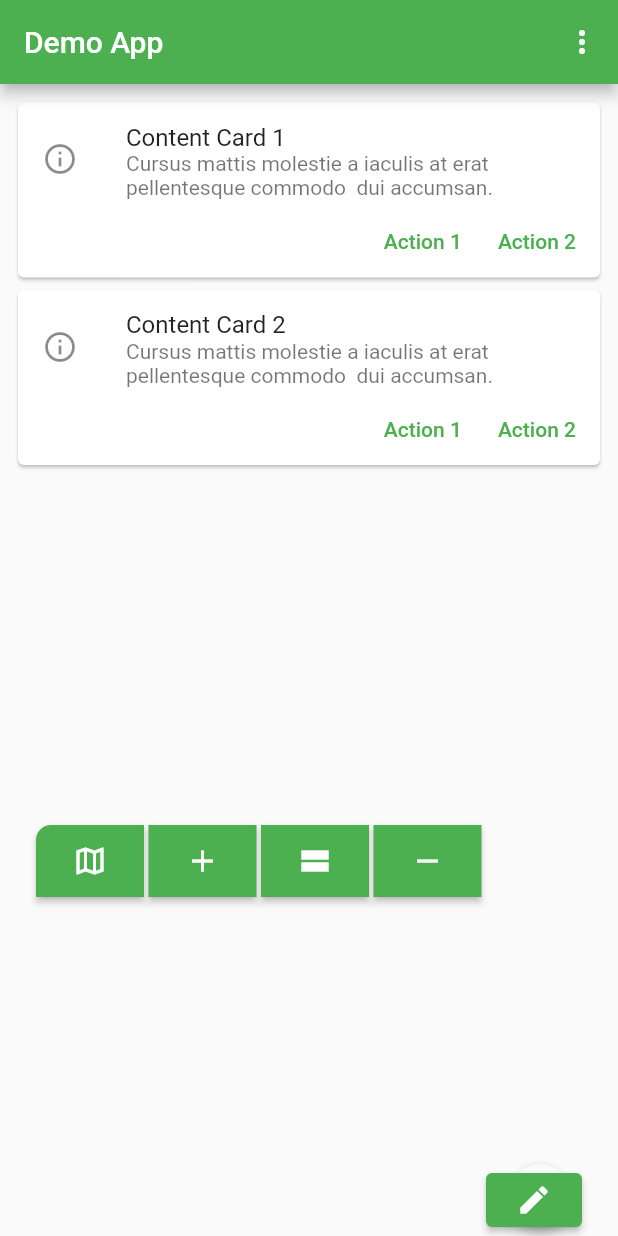
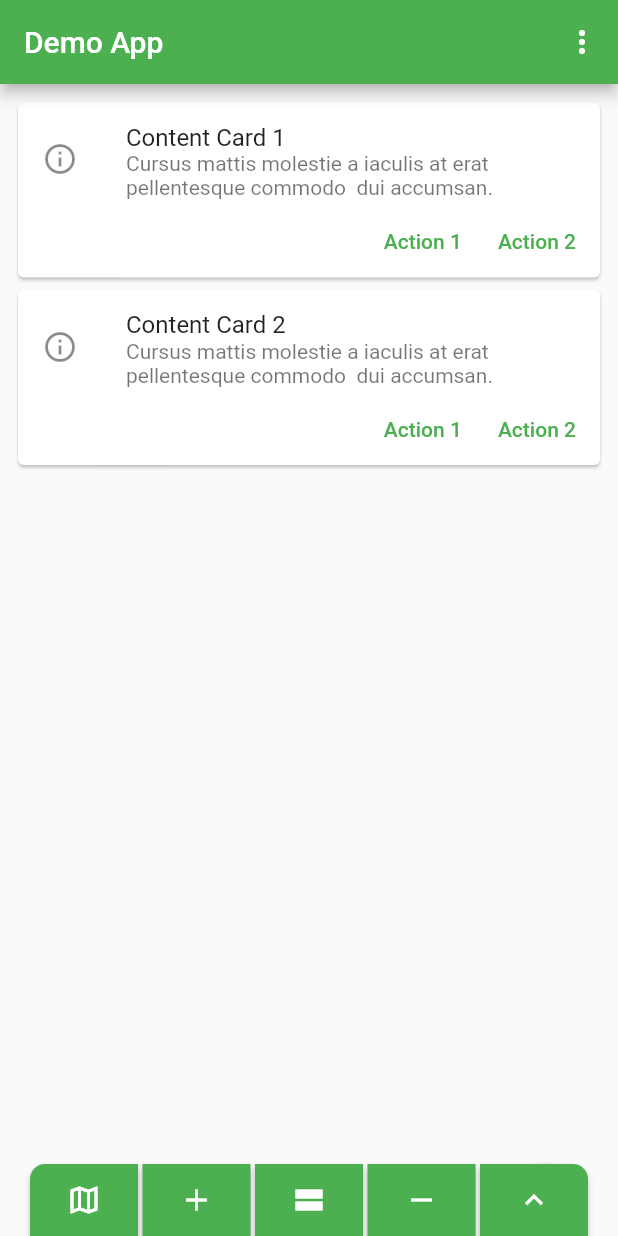
Before and after one commit to underwhelmingToaster/button_navigation_bar, a Flutter app: the screen it shows after launch, on a phone screen of 412 x 824 dp. Run offline on Flutter 3.47's test engine with Material 2 defaults, Android fonts, the light colour scheme and no system bars.

Commit message:
refactoring with the creation of builder.dart to enable implementation of animations

```diff
--- a/example/lib/main.dart
+++ b/example/lib/main.dart
@@ -86,8 +86,7 @@
                   }
                 });
               }),
-          ButtonNavigationItem.expandable(
-              children: [
+          ButtonNavigationItem.expandable(icon: Icons.expand_less, children: [
             ButtonNavigationExpandable(
                 label: "lol",
                 onPressed: () {
@@ -95,8 +94,7 @@
                       context,
                       MaterialPageRoute(
                           builder: (BuildContext context) => SubPageTwo()));
-                    }
-                ),
+                }),
             ButtonNavigationExpandable(
                 label: "lol 2",
                 onPressed: () {
@@ -104,10 +102,8 @@
                       context,
                       MaterialPageRoute(
                           builder: (BuildContext context) => SubPageTwo()));
-                    }
-                )
-              ]
-          )
+                })
+          ])
         ],
       ),
     );
--- a/lib/button_navigation_bar.dart
+++ b/lib/button_navigation_bar.dart
@@ -1,6 +1,7 @@
 library button_navigation_bar;
 
-import 'package:button_navigation_bar/src/animationController.dart';
+import 'package:button_navigation_bar/src/animation_controller.dart';
+import 'package:button_navigation_bar/src/builder.dart';
 import 'package:flutter/cupertino.dart';
 import 'package:flutter/material.dart';
 
@@ -37,79 +38,12 @@
 }
 
 class _ButtonNavigationBarState extends State<ButtonNavigationBar> {
-  /// Builds the content inside of the button, depending on if [icon] and [label] have been supplied.
-  Widget childBuilder(Icon? icon, String? label) {
-    if (icon != null && label != null) {
-      return Row(
-        mainAxisAlignment: MainAxisAlignment.center,
-        children: [icon, Text(label)],
-      );
-    } else if (icon != null) {
-      return icon;
-    } else if (label != null) {
-      return Text(label);
-    } else {
-      return SizedBox.shrink();
-    }
-  }
-
-  /// Gives the outer left- and right buttons the edges, which have been set using [ButtonNavigationBar.borderRadius]
-  BorderRadius borderBuilder(int position) {
-    if (position == 0) {
-      return BorderRadius.only(
-          bottomLeft: widget.borderRadius.bottomLeft,
-          topLeft: widget.borderRadius.topLeft);
-    } else if (position == widget.children.length - 1) {
-      return BorderRadius.only(
-          bottomRight: widget.borderRadius.bottomRight,
-          topRight: widget.borderRadius.topRight);
-    } else {
-      return BorderRadius.zero;
-    }
-  }
-
-  /// Checks if [item] is a expandable button and returns a [SizedBox].
-  /// SizedBox contains a [ElevatedButton] when [item] doesn't have any children.
-  /// SizedBox contains a [ExpandableRowChildButton] when [item] has children.
-  SizedBox rowChild(ButtonNavigationItem item, int position) {
-    VoidCallback? onPressed;
-    if (item.children != null) {
-      /// When the item has children, it is a expandable button ([ButtonNavigationItem.expandable]).
-      return SizedBox(
-        child: ExpandableRowChildButton(
-          distance: 100.0,
-          children: [
-            Text("lol"),
-            Text("lol"),
-          ],
-        ),
-      );
-    } else {
-      return buildRowChildButton(item, position);
-    }
-  }
-
-  SizedBox buildRowChildButton(ButtonNavigationItem item, int position) {
-    return SizedBox(
-      child: ElevatedButton(
-        onPressed: item.onPressed,
-        child: childBuilder(Icon(item.icon), item.label),
-        style: ElevatedButton.styleFrom(
-          primary: item.color,
-          shape:
-              new RoundedRectangleBorder(borderRadius: borderBuilder(position)),
-        ),
-      ),
-      height: item.height,
-      width: item.width,
-    );
-  }
-
-  /// Adds the [rowChild] in one row to be passed to the row widget in [build]
+  /// Adds the [rowChildBuilder] in one row to be passed to the row widget in [build]
   List<Widget> rowChildren(List<ButtonNavigationItem> children) {
     List<Widget> rowChildren = new List.empty(growable: true);
     for (int i = 0; i < children.length; i++) {
-      rowChildren.add(rowChild(children[i], i));
+      rowChildren.add(NavBarBuilder().rowChildBuilder(
+          children[i], i, children.length, widget.borderRadius));
       if (i != children.length - 1) {
         rowChildren.add(Padding(
             padding:
@@ -125,7 +59,7 @@
       padding: widget.padding,
       child: Row(
         mainAxisAlignment: MainAxisAlignment.center,
-        crossAxisAlignment: CrossAxisAlignment.center,
+        crossAxisAlignment: CrossAxisAlignment.end,
         children: rowChildren(widget.children),
       ),
     );
--- a/lib/src/animationController.dart
+++ b/lib/src/animation_controller.dart
@@ -1,3 +1,5 @@
+import 'package:button_navigation_bar/button_navigation_bar.dart';
+import 'package:button_navigation_bar/src/builder.dart';
 import 'package:flutter/cupertino.dart';
 import 'dart:math' as math;
 import 'package:flutter/material.dart';
@@ -9,11 +11,19 @@
     this.initialOpen,
     required this.distance,
     required this.children,
+    required this.position,
+    required this.navBarLength,
+    required this.borderRadius,
+    required this.item,
   }) : super(key: key);
 
   final bool? initialOpen;
   final double distance;
-  final List<Widget> children;
+  final List<ButtonNavigationExpandable> children;
+  final int position;
+  final int navBarLength;
+  final BorderRadius borderRadius;
+  final ButtonNavigationItem item;
 
   @override
   _ExpandableRowChildButtonState createState() =>
@@ -62,14 +72,15 @@
   @override
   Widget build(BuildContext context) {
     return SizedBox(
-      height: 500,
+      height: 300, // TODO Remove once done?
       child: Stack(
         alignment: Alignment.bottomRight,
         clipBehavior: Clip.none,
         children: [
           _buildTapToCloseFab(),
           ..._buildExpandingActionButtons(),
-          _buildTapToOpenFab(),
+          _buildTapToOpenFab(widget.item, widget.position, widget.navBarLength,
+              widget.borderRadius),
         ],
       ),
     );
@@ -99,6 +110,7 @@
     );
   }
 
+  /// Builds the Buttons that are displayed when the [ButtonNavigationItem.expandable] gets clicked.
   List<Widget> _buildExpandingActionButtons() {
     final children = <Widget>[];
     final count = widget.children.length;
@@ -111,14 +123,25 @@
           directionInDegrees: angleInDegrees,
           maxDistance: widget.distance,
           progress: _expandAnimation,
-          child: widget.children[i],
+          child: NavBarBuilder()
+              .childBuilder(widget.children[i].icon, widget.children[i].label),
         ),
       );
     }
     return children;
   }
 
-  Widget _buildTapToOpenFab() {
+  /// Builds the expandable button.
+  ///  Note that this same button doesn't close the expandable again. For this purpose, the [_buildTapToCloseFab] button is used.
+  Widget _buildTapToOpenFab(ButtonNavigationItem item, int position,
+      int navBarLength, BorderRadius borderRadius) {
+    ButtonNavigationItem expandableItem = ButtonNavigationItem(
+        onPressed: _toggle,
+        icon: item.icon,
+        label: item.label,
+        color: item.color,
+        height: item.height,
+        width: item.width);
     return IgnorePointer(
       ignoring: _open,
       child: AnimatedContainer(
@@ -134,10 +157,8 @@
           opacity: _open ? 0.0 : 1.0,
           curve: const Interval(0.25, 1.0, curve: Curves.easeInOut),
           duration: const Duration(milliseconds: 250),
-          child: ElevatedButton(
-            onPressed: _toggle,
-            child: const Icon(Icons.create),
-          ),
+          child: NavBarBuilder().buildRowChildButton(
+              expandableItem, position, navBarLength, borderRadius),
         ),
       ),
     );
--- /dev/null
+++ b/lib/src/builder.dart
@@ -0,0 +1,91 @@
+import 'package:flutter/cupertino.dart';
+import 'package:flutter/material.dart';
+import '../button_navigation_bar.dart';
+import 'animation_controller.dart';
+
+/// Class containing multiple builder functions, so both
+class NavBarBuilder {
+  /// Checks if [item] is a expandable button and returns a [SizedBox].
+  /// SizedBox contains a [ElevatedButton] when [item] doesn't have any children.
+  /// SizedBox contains a [ExpandableRowChildButton] when [item] has children.
+  SizedBox rowChildBuilder(ButtonNavigationItem item, int navBarLength,
+      int position, BorderRadius borderRadius) {
+    if (item.children != null) {
+      /// When the item has children, it is a expandable button ([ButtonNavigationItem.expandable]).
+      return buildExpandableRowChildButton(
+          item, position, navBarLength, borderRadius);
+    } else {
+      return buildRowChildButton(item, position, navBarLength, borderRadius);
+    }
+  }
+
+  /// Builds a [SizedBox] containing an [ElevatedButton] from a [ButtonNavigationItem]
+  SizedBox buildRowChildButton(ButtonNavigationItem item, int navBarLength,
+      int position, BorderRadius borderRadius) {
+    return SizedBox(
+      child: ElevatedButton(
+        onPressed: item.onPressed,
+        child: childBuilder(item.icon, item.label),
+        style: ElevatedButton.styleFrom(
+          primary: item.color,
+          shape: new RoundedRectangleBorder(
+              borderRadius:
+                  borderBuilder(position, navBarLength, borderRadius)),
+        ),
+      ),
+      height: item.height,
+      width: item.width,
+    );
+  }
+
+  /// Builds a SizedBox containing the children of [ButtonNavigationItem]. The [ButtonNavigationItem] gets converted to a [ExpandableRowChildButton]
+  SizedBox buildExpandableRowChildButton(ButtonNavigationItem item,
+      int position, int navBarLength, BorderRadius borderRadius) {
+    return SizedBox(
+      child: ExpandableRowChildButton(
+        distance: 100.0,
+        children: item.children!,
+        borderRadius: borderRadius,
+        navBarLength: navBarLength,
+        position: position,
+        item: item,
+      ),
+    );
+  }
+
+  Widget buildExpandingButton(ButtonNavigationExpandable item) {
+    return ElevatedButton(
+        onPressed: item.onPressed, child: childBuilder(item.icon, item.label));
+  }
+
+  /// Gives the outer left- and right buttons the edges, which have been set using [ButtonNavigationBar.borderRadius]
+  BorderRadius borderBuilder(
+      int position, int childrenLength, BorderRadius borderRadius) {
+    if (position == 0) {
+      return BorderRadius.only(
+          bottomLeft: borderRadius.bottomLeft, topLeft: borderRadius.topLeft);
+    } else if (position == childrenLength - 1) {
+      return BorderRadius.only(
+          bottomRight: borderRadius.bottomRight,
+          topRight: borderRadius.topRight);
+    } else {
+      return BorderRadius.zero;
+    }
+  }
+
+  /// Builds the content inside of the button, depending on if [icon] and [label] have been supplied.
+  Widget childBuilder(IconData? icon, String? label) {
+    if (icon != null && label != null) {
+      return Row(
+        mainAxisAlignment: MainAxisAlignment.center,
+        children: [Icon(icon), Text(label)],
+      );
+    } else if (icon != null) {
+      return Icon(icon);
+    } else if (label != null) {
+      return Text(label);
+    } else {
+      return SizedBox.shrink();
+    }
+  }
+}
```
Lines whose indentation alone changed are shown as unchanged.
